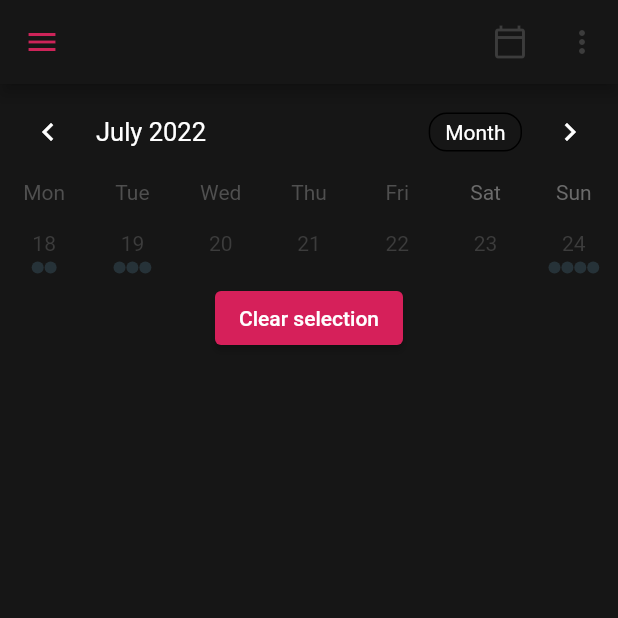
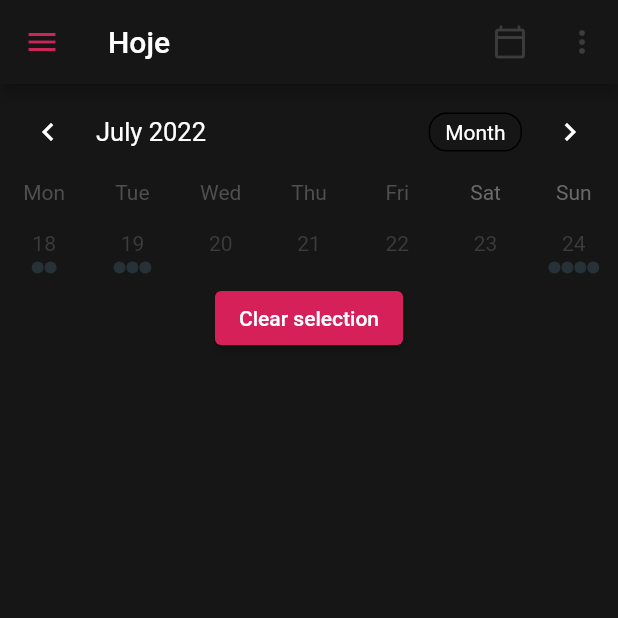
Before and after one commit to carlosctu/HabitsNow, a Flutter app: the CalendarPage screen opened directly, on a phone screen of 412 x 824 dp, the top half of it. Run offline on Flutter 3.47's test engine with Material 2 defaults, Android fonts, the phone set to English and light mode, and no system bars; drawn by our look-alikes of table_calendar.

Commit message:
[feat] implementing things

```diff
--- a/lib/main.dart
+++ b/lib/main.dart
@@ -46,7 +46,7 @@ class _MainPageState extends State<MainPage> {
         return const HomePage();
       case NavigationItem.categories:
         // Adicionar caminho para a Pag. Categorias
-        return const CalendarPage();
+        return CalendarPage();
       case NavigationItem.customize:
         // Adicionar caminho para a Pag. Personalizar
         return const HomePage();
--- a/lib/presenter/home/calendar/calendar_page.dart
+++ b/lib/presenter/home/calendar/calendar_page.dart
@@ -1,31 +1,48 @@
 import 'package:flutter/material.dart';
 import 'package:habits_now_app/presenter/core/colors.dart';
 import 'package:habits_now_app/presenter/widgets/custom_top_bar.dart';
+import 'package:table_calendar/table_calendar.dart';
 
 import '../../widgets/customBottomBar.dart';
 import '../sidebar/navigation_drawer.dart';
 import 'widgets/body_calendar.dart';
 
 class CalendarPage extends StatefulWidget {
-  const CalendarPage({Key? key}) : super(key: key);
+  CalendarPage({Key? key}) : super(key: key);
+  static String diaFocado = _CalendarPageState.diaFocado!;
+  CalendarFormat formato = _CalendarPageState.formato;
 
   @override
   State<CalendarPage> createState() => _CalendarPageState();
 }
 
 class _CalendarPageState extends State<CalendarPage> {
+  static String? diaFocado = BodyCalendarPage.diaFocado;
+  static CalendarFormat formato = CalendarFormat.week;
+
+  @override
+  void initState() {
+    diaFocado = "Hoje";
+    super.initState();
+  }
+
+
+
   @override
   Widget build(BuildContext context) {
     return Scaffold(
       appBar: CustomTopBar(
-        title: BodyCalendarPage.diaFocado,
+        title: diaFocado!,
         simbol: IconButton(
           onPressed: () {
-            Navigator.of(context).push(
-              MaterialPageRoute(
-                builder: (context) => const CalendarPage(), // puxar dot menu
-              ),
-            );
+            // Navigator.of(context).push(
+            //   MaterialPageRoute(
+            //     builder: (context) => const CalendarPage(), // puxar dot menu
+            //   ),
+            // );
+            setState(() {
+              formato = CalendarFormat.month;
+            });
           },
           icon: const Icon(
             Icons.calendar_today_outlined,
--- a/lib/presenter/home/calendar/widgets/body_calendar.dart
+++ b/lib/presenter/home/calendar/widgets/body_calendar.dart
@@ -1,6 +1,7 @@
 import 'dart:collection';
 
 import 'package:flutter/material.dart';
+import 'package:habits_now_app/presenter/home/calendar/calendar_page.dart';
 import 'package:table_calendar/table_calendar.dart';
 import '../../../core/colors.dart';
 import '../../home_page.dart';
@@ -8,7 +9,7 @@ import '../events.dart';
 
 class BodyCalendarPage extends StatefulWidget {
   const BodyCalendarPage({Key? key}) : super(key: key);
-  static String diaFocado = _BodyCalendarPageState.diaFocado;
+  static String diaFocado = _BodyCalendarPageState.diaFocado!;
 
   @override
   State<BodyCalendarPage> createState() => _BodyCalendarPageState();
@@ -16,7 +17,8 @@ class BodyCalendarPage extends StatefulWidget {
 
 class _BodyCalendarPageState extends State<BodyCalendarPage> {
   final ValueNotifier<List<Event>> _selectedEvents = ValueNotifier([]);
-  static String diaFocado = "";
+  static String? diaFocado = "";
+  CalendarFormat formato = CalendarPage().formato;
 
 
   final Set<DateTime> _selectedDays = LinkedHashSet<DateTime>(
@@ -25,13 +27,6 @@ class _BodyCalendarPageState extends State<BodyCalendarPage> {
   );
 
   DateTime _focusedDay = DateTime.now();
-
-
-  @override
-void initState() {
-    _BodyCalendarPageState.diaFocado = "HOJE";
-    super.initState();
-  }
 
   @override
   void dispose() {
@@ -94,7 +89,7 @@ void initState() {
           firstDay: kFirstDay,
           lastDay: kLastDay,
           focusedDay: _focusedDay,
-          calendarFormat: CalendarFormat.week,
+          calendarFormat: formato,
           eventLoader: _getEventsForDay,
           startingDayOfWeek: StartingDayOfWeek.monday,
           selectedDayPredicate: (day) {
--- a/lib/presenter/widgets/customBottomBar.dart
+++ b/lib/presenter/widgets/customBottomBar.dart
@@ -10,7 +10,7 @@ class CustomBottomBar extends StatefulWidget {
 
 class _CustomBottomBarState extends State<CustomBottomBar> {
   int _selectedIndex = 0; //setando o index inicial do app
-  static const List<Widget> _appPages = [CalendarPage()]; //--> descomentar e colocar as páginas dentro da lista assim que estiver tudo pronto
+  static List<Widget> _appPages = [CalendarPage()]; //--> descomentar e colocar as páginas dentro da lista assim que estiver tudo pronto
 
   void _onitemTapped(int index) {
     setState(() {
```
